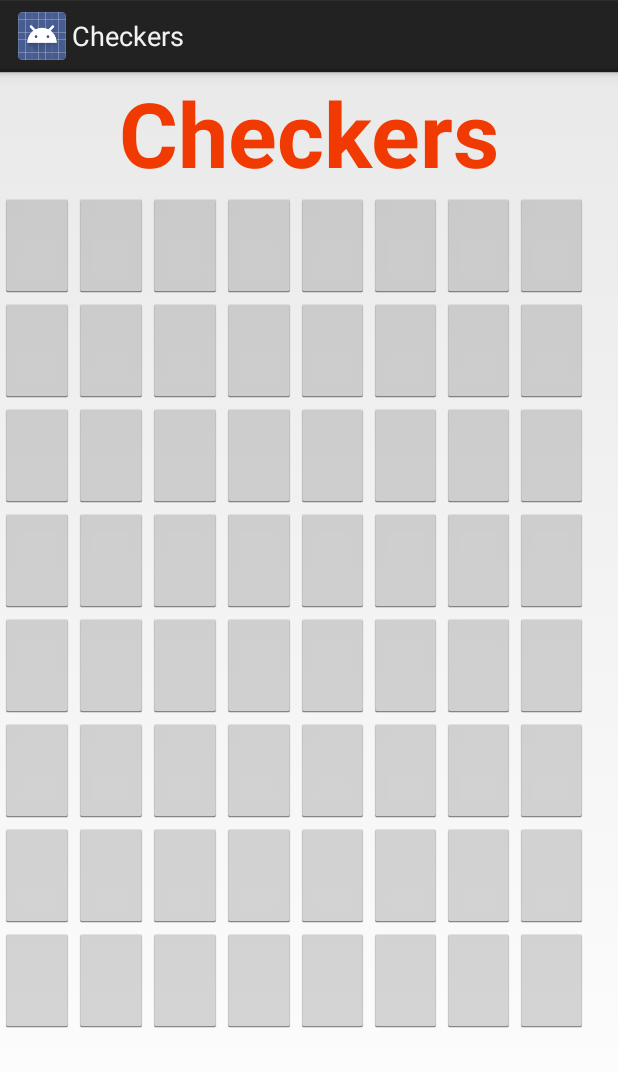
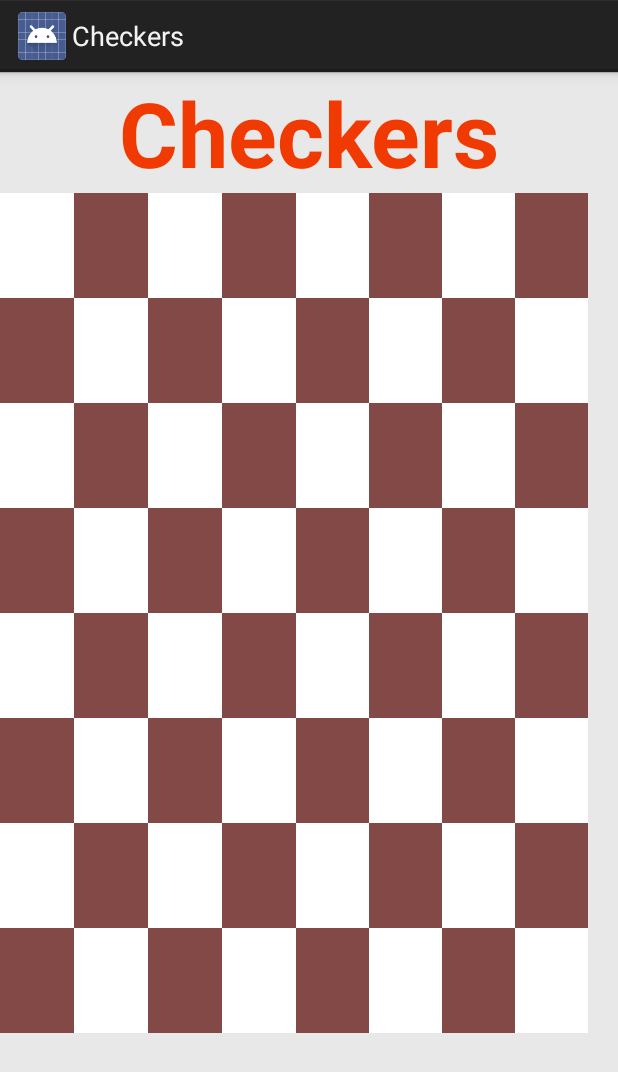
Before and after one commit to ananda23-cs/Checkers, an Android app: the layout checkers_main.xml on its own in the app's theme, with its tools: preview values and no code run, on a phone screen of 412 x 824 dp. Shown: the top 1072 px of the screen. Run offline under Robolectric (Android 15) with nearby library versions, the phone set to English and light mode, and no system bars.

Commit message:
Updated checkers_main.xml

```diff
--- a/app/src/main/java/com/example/checkers/CheckersMainActivity.java
+++ b/app/src/main/java/com/example/checkers/CheckersMainActivity.java
@@ -69,7 +69,7 @@ public class CheckersMainActivity extends GameMainActivity {
 
 
         // Set the initial information for the remote players
-        defaultConfig.setRemoteData("Remote Human Player", "", 0);
+        //defaultConfig.setRemoteData("Remote Human Player", "", 0);
 
         //done!
         return defaultConfig;
--- a/app/src/main/java/com/example/checkers/CheckersTileListener.java
+++ b/app/src/main/java/com/example/checkers/CheckersTileListener.java
@@ -132,9 +132,6 @@ public class CheckersTileListener implements View.OnClickListener {
                         gameInfo.setText("You can not capture this piece. Try again.");
                     }
                 }
-
-
-
             }
         }
     }
--- a/app/src/main/res/layout/checkers_main.xml
+++ b/app/src/main/res/layout/checkers_main.xml
@@ -4,6 +4,7 @@
     xmlns:tools="http://schemas.android.com/tools"
     android:layout_width="match_parent"
     android:layout_height="match_parent"
+    android:background="#E8E8E8"
     tools:context=".CheckersMainActivity">
 
     <LinearLayout
@@ -53,6 +54,7 @@
                         android:layout_width="70dp"
                         android:layout_height="70dp"
                         android:layout_weight="1"
+                        android:background="#FFFFFF"
                         android:scaleType="fitXY"
                         app:srcCompat="@drawable/white_tile" />
 
@@ -61,6 +63,7 @@
                         android:layout_width="70dp"
                         android:layout_height="70dp"
                         android:layout_weight="1"
+                        android:background="#824947"
                         android:scaleType="fitXY"
                         app:srcCompat="@drawable/red_tile" />
 
@@ -69,6 +72,7 @@
                         android:layout_width="70dp"
                         android:layout_height="70dp"
                         android:layout_weight="1"
+                        android:background="#FFFFFF"
                         android:scaleType="fitXY"
                         app:srcCompat="@drawable/white_tile" />
 
@@ -77,6 +81,7 @@
                         android:layout_width="70dp"
                         android:layout_height="70dp"
                         android:layout_weight="1"
+                        android:background="#824947"
                         android:scaleType="fitXY"
                         app:srcCompat="@drawable/red_tile" />
 
@@ -85,6 +90,7 @@
                         android:layout_width="70dp"
                         android:layout_height="70dp"
                         android:layout_weight="1"
+                        android:background="#FFFFFF"
                         android:scaleType="fitXY"
                         app:srcCompat="@drawable/white_tile" />
 
@@ -93,6 +99,7 @@
                         android:layout_width="70dp"
                         android:layout_height="70dp"
                         android:layout_weight="1"
+                        android:background="#824947"
                         android:scaleType="fitXY"
                         app:srcCompat="@drawable/red_tile" />
 
@@ -101,6 +108,7 @@
                         android:layout_width="70dp"
                         android:layout_height="70dp"
                         android:layout_weight="1"
+                        android:background="#FFFFFF"
                         android:scaleType="fitXY"
                         app:srcCompat="@drawable/white_tile" />
 
@@ -109,6 +117,7 @@
                         android:layout_width="70dp"
                         android:layout_height="70dp"
                         android:layout_weight="1"
+                        android:background="#824947"
                         android:scaleType="fitXY"
                         app:srcCompat="@drawable/red_tile" />
                 </LinearLayout>
@@ -124,6 +133,7 @@
                         android:layout_width="70dp"
                         android:layout_height="70dp"
                         android:layout_weight="1"
+                        android:background="#824947"
                         android:scaleType="fitXY"
                         app:srcCompat="@drawable/red_tile" />
 
@@ -132,6 +142,7 @@
                         android:layout_width="70dp"
                         android:layout_height="70dp"
                         android:layout_weight="1"
+                        android:background="#FFFFFF"
                         android:scaleType="fitXY"
                         app:srcCompat="@drawable/white_tile" />
 
@@ -140,6 +151,7 @@
                         android:layout_width="70dp"
                         android:layout_height="70dp"
                         android:layout_weight="1"
+                        android:background="#824947"
                         android:scaleType="fitXY"
                         app:srcCompat="@drawable/red_tile" />
 
@@ -148,6 +160,7 @@
                         android:layout_width="70dp"
                         android:layout_height="70dp"
                         android:layout_weight="1"
+                        android:background="#FFFFFF"
                         android:scaleType="fitXY"
                         app:srcCompat="@drawable/white_tile" />
 
@@ -156,6 +169,7 @@
                         android:layout_width="70dp"
                         android:layout_height="70dp"
                         android:layout_weight="1"
+                        android:background="#824947"
                         android:scaleType="fitXY"
                         app:srcCompat="@drawable/red_tile" />
 
@@ -164,6 +178,7 @@
                         android:layout_width="70dp"
                         android:layout_height="70dp"
                         android:layout_weight="1"
+                        android:background="#FFFFFF"
                         android:scaleType="fitXY"
                         app:srcCompat="@drawable/white_tile" />
 
@@ -172,6 +187,7 @@
                         android:layout_width="70dp"
                         android:layout_height="70dp"
                         android:layout_weight="1"
+                        android:background="#824947"
                         android:scaleType="fitXY"
                         app:srcCompat="@drawable/red_tile" />
 
@@ -180,6 +196,7 @@
                         android:layout_width="70dp"
                         android:layout_height="70dp"
                         android:layout_weight="1"
+                        android:background="#FFFFFF"
                         android:scaleType="fitXY"
                         app:srcCompat="@drawable/white_tile" />
                 </LinearLayout>
@@ -195,6 +212,7 @@
                         android:layout_width="70dp"
                         android:layout_height="70dp"
                         android:layout_weight="1"
+                        android:background="#FFFFFF"
                         android:scaleType="fitXY"
                         app:srcCompat="@drawable/white_tile" />
 
@@ -203,6 +221,7 @@
                         android:layout_width="70dp"
                         android:layout_height="70dp"
                         android:layout_weight="1"
+                        android:background="#824947"
                         android:scaleType="fitXY"
                         app:srcCompat="@drawable/red_tile" />
 
@@ -211,6 +230,7 @@
                         android:layout_width="70dp"
                         android:layout_height="70dp"
                         android:layout_weight="1"
+                        android:background="#FFFFFF"
                         android:scaleType="fitXY"
                         app:srcCompat="@drawable/white_tile" />
 
@@ -219,6 +239,7 @@
                         android:layout_width="70dp"
                         android:layout_height="70dp"
                         android:layout_weight="1"
+                        android:background="#824947"
                         android:scaleType="fitXY"
                         app:srcCompat="@drawable/red_tile" />
 
@@ -227,6 +248,7 @@
                         android:layout_width="70dp"
                         android:layout_height="70dp"
                         android:layout_weight="1"
+                        android:background="#FFFFFF"
                         android:scaleType="fitXY"
                         app:srcCompat="@drawable/white_tile" />
 
@@ -235,6 +257,7 @@
                         android:layout_width="70dp"
                         android:layout_height="70dp"
                         android:layout_weight="1"
+                        android:background="#824947"
                         android:scaleType="fitXY"
                         app:srcCompat="@drawable/red_tile" />
 
@@ -243,6 +266,7 @@
                         android:layout_width="70dp"
                         android:layout_height="70dp"
                         android:layout_weight="1"
+                        android:background="#FFFFFF"
                         android:scaleType="fitXY"
                         app:srcCompat="@drawable/white_tile" />
 
@@ -251,6 +275,7 @@
                         android:layout_width="70dp"
                         android:layout_height="70dp"
                         android:layout_weight="1"
+                        android:background="#824947"
                         android:scaleType="fitXY"
                         app:srcCompat="@drawable/red_tile" />
                 </LinearLayout>
@@ -266,6 +291,7 @@
                         android:layout_width="70dp"
                         android:layout_height="70dp"
                         android:layout_weight="1"
+                        android:background="#824947"
                         android:scaleType="fitXY"
                         app:srcCompat="@drawable/red_tile" />
 
@@ -274,6 +300,7 @@
                         android:layout_width="70dp"
                         android:layout_height="70dp"
                         android:layout_weight="1"
+                        android:background="#FFFFFF"
                         android:scaleType="fitXY"
                         app:srcCompat="@drawable/white_tile" />
 
@@ -282,6 +309,7 @@
                         android:layout_width="70dp"
                         android:layout_height="70dp"
                         android:layout_weight="1"
+                        android:background="#824947"
                         android:scaleType="fitXY"
                         app:srcCompat="@drawable/red_tile" />
 
@@ -290,6 +318,7 @@
                         android:layout_width="70dp"
                         android:layout_height="70dp"
                         android:layout_weight="1"
+                        android:background="#FFFFFF"
                         android:scaleType="fitXY"
                         app:srcCompat="@drawable/white_tile" />
 
@@ -298,6 +327,7 @@
                         android:layout_width="70dp"
                         android:layout_height="70dp"
                         android:layout_weight="1"
+                        android:background="#824947"
                         android:scaleType="fitXY"
                         app:srcCompat="@drawable/red_tile" />
 
@@ -306,6 +336,7 @@
                         android:layout_width="70dp"
                         android:layout_height="70dp"
                         android:layout_weight="1"
+                        android:background="#FFFFFF"
                         android:scaleType="fitXY"
                         app:srcCompat="@drawable/white_tile" />
 
@@ -314,6 +345,7 @@
                         android:layout_width="70dp"
                         android:layout_height="70dp"
                         android:layout_weight="1"
+                        android:background="#824947"
                         android:scaleType="fitXY"
                         app:srcCompat="@drawable/red_tile" />
 
@@ -322,6 +354,7 @@
                         android:layout_width="70dp"
                         android:layout_height="70dp"
                         android:layout_weight="1"
+                        android:background="#FFFFFF"
                         android:scaleType="fitXY"
                         app:srcCompat="@drawable/white_tile" />
                 </LinearLayout>
@@ -338,6 +371,7 @@
                         android:layout_width="70dp"
                         android:layout_height="70dp"
                         android:layout_weight="1"
+                        android:background="#FFFFFF"
                         android:scaleType="fitXY"
                         app:srcCompat="@drawable/white_tile" />
 
@@ -346,6 +380,7 @@
                         android:layout_width="70dp"
                         android:layout_height="70dp"
                         android:layout_weight="1"
+                        android:background="#824947"
                         android:scaleType="fitXY"
                         app:srcCompat="@drawable/red_tile" />
 
@@ -354,6 +389,7 @@
                         android:layout_width="70dp"
                         android:layout_height="70dp"
                         android:layout_weight="1"
+                        android:background="#FFFFFF"
                         android:scaleType="fitXY"
                         app:srcCompat="@drawable/white_tile" />
 
@@ -362,6 +398,7 @@
                         android:layout_width="70dp"
                         android:layout_height="70dp"
                         android:layout_weight="1"
+                        android:background="#824947"
                         android:scaleType="fitXY"
                         app:srcCompat="@drawable/red_tile" />
 
@@ -370,6 +407,7 @@
                         android:layout_width="70dp"
                         android:layout_height="70dp"
                         android:layout_weight="1"
+                        android:background="#FFFFFF"
                         android:scaleType="fitXY"
                         app:srcCompat="@drawable/white_tile" />
 
@@ -378,6 +416,7 @@
                         android:layout_width="70dp"
                         android:layout_height="70dp"
                         android:layout_weight="1"
+                        android:background="#824947"
                         android:scaleType="fitXY"
                         app:srcCompat="@drawable/red_tile" />
 
@@ -386,6 +425,7 @@
                         android:layout_width="70dp"
                         android:layout_height="70dp"
                         android:layout_weight="1"
+                        android:background="#FFFFFF"
                         android:scaleType="fitXY"
                         app:srcCompat="@drawable/white_tile" />
 
@@ -394,6 +434,7 @@
                         android:layout_width="70dp"
                         android:layout_height="70dp"
                         android:layout_weight="1"
+                        android:background="#824947"
                         android:scaleType="fitXY"
                         app:srcCompat="@drawable/red_tile" />
                 </LinearLayout>
@@ -409,6 +450,7 @@
                         android:layout_width="70dp"
                         android:layout_height="70dp"
                         android:layout_weight="1"
+                        android:background="#824947"
                         android:scaleType="fitXY"
                         app:srcCompat="@drawable/red_tile" />
 
@@ -417,6 +459,7 @@
                         android:layout_width="70dp"
                         android:layout_height="70dp"
                         android:layout_weight="1"
+                        android:background="#FFFFFF"
                         android:scaleType="fitXY"
                         app:srcCompat="@drawable/white_tile" />
 
@@ -425,6 +468,7 @@
                         android:layout_width="70dp"
                         android:layout_height="70dp"
                         android:layout_weight="1"
+                        android:background="#824947"
                         android:scaleType="fitXY"
                         app:srcCompat="@drawable/red_tile" />
 
@@ -433,6 +477,7 @@
                         android:layout_width="70dp"
                         android:layout_height="70dp"
                         android:layout_weight="1"
+                        android:background="#FFFFFF"
                         android:scaleType="fitXY"
                         app:srcCompat="@drawable/white_tile" />
 
@@ -441,6 +486,7 @@
                         android:layout_width="70dp"
                         android:layout_height="70dp"
                         android:layout_weight="1"
+                        android:background="#824947"
                         android:scaleType="fitXY"
                         app:srcCompat="@drawable/red_tile" />
 
@@ -449,6 +495,7 @@
                         android:layout_width="70dp"
                         android:layout_height="70dp"
                         android:layout_weight="1"
+                        android:background="#FFFFFF"
                         android:scaleType="fitXY"
                         app:srcCompat="@drawable/white_tile" />
 
@@ -457,6 +504,7 @@
                         android:layout_width="70dp"
                         android:layout_height="70dp"
                         android:layout_weight="1"
+                        android:background="#824947"
                         android:scaleType="fitXY"
                         app:srcCompat="@drawable/red_tile" />
 
@@ -465,6 +513,7 @@
                         android:layout_width="70dp"
                         android:layout_height="70dp"
                         android:layout_weight="1"
+                        android:background="#FFFFFF"
                         android:scaleType="fitXY"
                         app:srcCompat="@drawable/white_tile" />
                 </LinearLayout>
@@ -480,6 +529,7 @@
                         android:layout_width="70dp"
                         android:layout_height="70dp"
                         android:layout_weight="1"
+                        android:background="#FFFFFF"
                         android:scaleType="fitXY"
                         app:srcCompat="@drawable/white_tile" />
 
@@ -488,6 +538,7 @@
                         android:layout_width="70dp"
                         android:layout_height="70dp"
                         android:layout_weight="1"
+                        android:background="#824947"
                         android:scaleType="fitXY"
                         app:srcCompat="@drawable/red_tile" />
 
@@ -496,6 +547,7 @@
                         android:layout_width="70dp"
                         android:layout_height="70dp"
                         android:layout_weight="1"
+                        android:background="#FFFFFF"
                         android:scaleType="fitXY"
                         app:srcCompat="@drawable/white_tile" />
 
@@ -504,6 +556,7 @@
                         android:layout_width="70dp"
                         android:layout_height="70dp"
                         android:layout_weight="1"
+                        android:background="#824947"
                         android:scaleType="fitXY"
                         app:srcCompat="@drawable/red_tile" />
 
@@ -512,6 +565,7 @@
                         android:layout_width="70dp"
                         android:layout_height="70dp"
                         android:layout_weight="1"
+                        android:background="#FFFFFF"
                         android:scaleType="fitXY"
                         app:srcCompat="@drawable/white_tile" />
 
@@ -520,6 +574,7 @@
                         android:layout_width="70dp"
                         android:layout_height="70dp"
                         android:layout_weight="1"
+                        android:background="#824947"
                         android:scaleType="fitXY"
                         app:srcCompat="@drawable/red_tile" />
 
@@ -528,6 +583,7 @@
                         android:layout_width="70dp"
                         android:layout_height="70dp"
                         android:layout_weight="1"
+                        android:background="#FFFFFF"
                         android:scaleType="fitXY"
                         app:srcCompat="@drawable/white_tile" />
 
@@ -536,6 +592,7 @@
                         android:layout_width="70dp"
                         android:layout_height="70dp"
                         android:layout_weight="1"
+                        android:background="#824947"
                         android:scaleType="fitXY"
                         app:srcCompat="@drawable/red_tile" />
                 </LinearLayout>
@@ -551,6 +608,7 @@
                         android:layout_width="70dp"
                         android:layout_height="70dp"
                         android:layout_weight="1"
+                        android:background="#824947"
                         android:scaleType="fitXY"
                         app:srcCompat="@drawable/red_tile" />
 
@@ -559,6 +617,7 @@
                         android:layout_width="70dp"
                         android:layout_height="70dp"
                         android:layout_weight="1"
+                        android:background="#FFFFFF"
                         android:scaleType="fitXY"
                         app:srcCompat="@drawable/white_tile" />
 
@@ -567,6 +626,7 @@
                         android:layout_width="70dp"
                         android:layout_height="70dp"
                         android:layout_weight="1"
+                        android:background="#824947"
                         android:scaleType="fitXY"
                         app:srcCompat="@drawable/red_tile" />
 
@@ -575,6 +635,7 @@
                         android:layout_width="70dp"
                         android:layout_height="70dp"
                         android:layout_weight="1"
+                        android:background="#FFFFFF"
                         android:scaleType="fitXY"
                         app:srcCompat="@drawable/white_tile" />
 
@@ -583,6 +644,7 @@
                         android:layout_width="70dp"
                         android:layout_height="70dp"
                         android:layout_weight="1"
+                        android:background="#824947"
                         android:scaleType="fitXY"
                         app:srcCompat="@drawable/red_tile" />
 
@@ -591,6 +653,7 @@
                         android:layout_width="70dp"
                         android:layout_height="70dp"
                         android:layout_weight="1"
+                        android:background="#FFFFFF"
                         android:scaleType="fitXY"
                         app:srcCompat="@drawable/white_tile" />
 
@@ -599,6 +662,7 @@
                         android:layout_width="70dp"
                         android:layout_height="70dp"
                         android:layout_weight="1"
+                        android:background="#824947"
                         android:scaleType="fitXY"
                         app:srcCompat="@drawable/red_tile" />
 
@@ -607,6 +671,7 @@
                         android:layout_width="70dp"
                         android:layout_height="70dp"
                         android:layout_weight="1"
+                        android:background="#FFFFFF"
                         android:scaleType="fitXY"
                         app:srcCompat="@drawable/white_tile" />
                 </LinearLayout>
```
